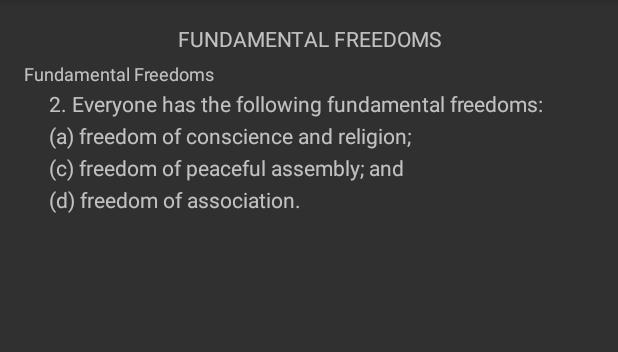
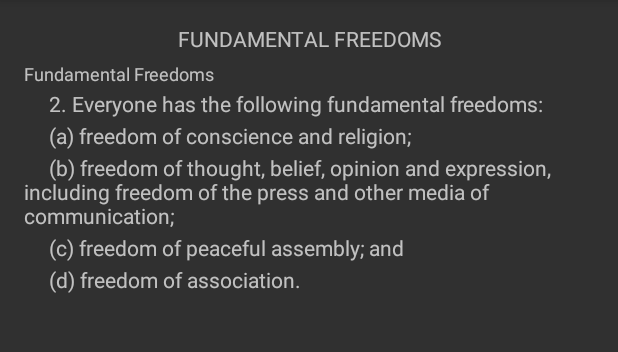
Before and after one commit to sweeper3000/CanadaCharter, an Android app: the FundamentalFreedomsActivity screen opened directly, with no data from a screen before it, on a phone screen of 412 x 824 dp, the part 84-436 px from its top. Run offline under Robolectric (Android 15) with nearby library versions, the phone set to English and light mode, and no system bars.

Commit message:
Add missing string in FundamentalFreedomsActivity

```diff
--- a/app/src/main/res/layout/activity_fundamental_freedoms.xml
+++ b/app/src/main/res/layout/activity_fundamental_freedoms.xml
@@ -44,10 +44,18 @@
         android:text="@string/freedom_of_conscience_and_religion" />
 
     <TextView
+        android:id="@+id/freedom_of_speech_and_expression"
+        android:layout_width="match_parent"
+        android:layout_height="wrap_content"
+        android:layout_below="@id/freedom_of_conscience_and_religion"
+        android:layout_marginBottom="2dp"
+        android:text="@string/freedom_of_speech_and_expression" />
+
+    <TextView
         android:id="@+id/freedom_of_peaceful_assembly"
         android:layout_width="match_parent"
         android:layout_height="wrap_content"
-        android:layout_below="@id/freedom_of_conscience_and_religion"
+        android:layout_below="@id/freedom_of_speech_and_expression"
         android:layout_marginBottom="2dp"
         android:text="@string/freedom_of_peaceful_assembly" />
 
```
